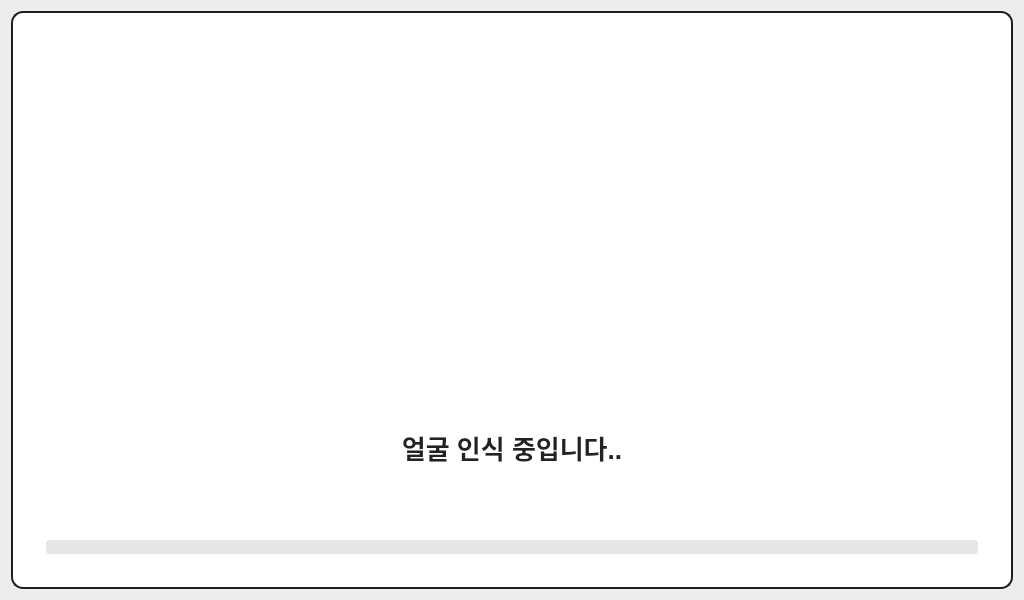
Qt form DataCheckView/datacheckwindow.ui (HYPER-MOB/2025ESWContest_mobility_6099) before a commit.
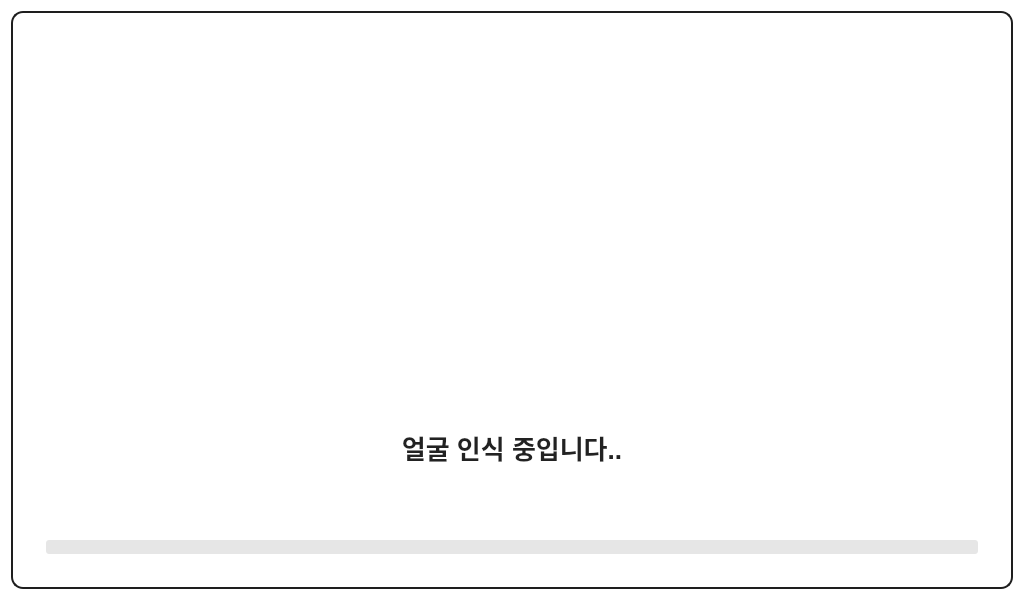
The same form after that commit. Icons and pictures are not drawn.

Commit message: [DCU] design : 사진 뒤 배경색 변경

```diff
--- a/DataCheckView/datacheckwindow.ui
+++ b/DataCheckView/datacheckwindow.ui
@@ -22,7 +22,7 @@
   <property name="styleSheet">
    <string notr="true">
 QWidget#AuthWindow, QWidget#DataCheckWindow {
-  background: #EDEDED;
+  background: #FFFFFF;
   font-family: &quot;Noto Sans&quot;, &quot;Malgun Gothic&quot;;
   font-size: 14px;
 }
@@ -59,7 +59,7 @@
 }
 
 #loadingIcon {
-  background: transparent;
+  background: #FFFFFF;
   margin-bottom: 12px;
 }
 </string>
```
The commit also changes 2 other files.
